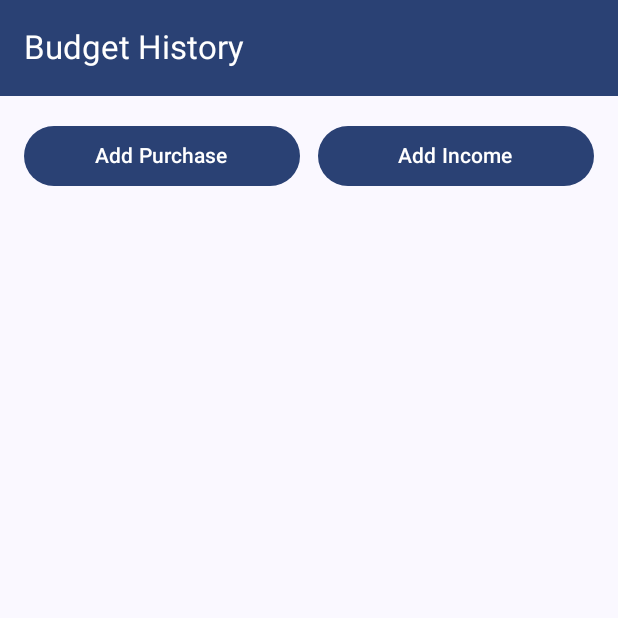
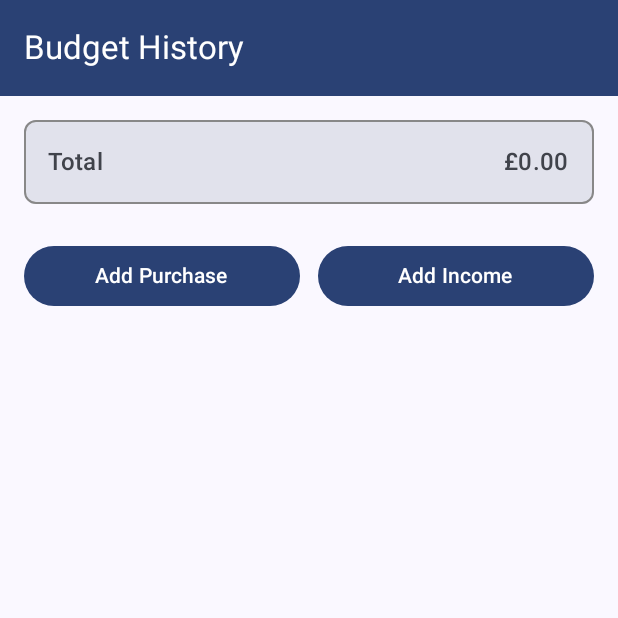
Before and after one commit to JasonLBU/Production-Project, an Android app built with Jetpack Compose: the screen it shows after launch (MainActivity), on a phone screen of 412 x 824 dp, the top half of it. Run offline under Robolectric (Android 15) with nearby library versions, the phone set to English and light mode, and no system bars.

Commit message:
Add placeholder UI for total amount card with styling, no expense / income logic yet

```diff
--- a/app/src/main/java/com/example/productionproject/HistoryScreen.kt
+++ b/app/src/main/java/com/example/productionproject/HistoryScreen.kt
@@ -1,5 +1,6 @@
 package com.example.productionproject
 
+import androidx.compose.foundation.border
 import androidx.compose.foundation.layout.Arrangement
 import androidx.compose.foundation.layout.Column
 import androidx.compose.foundation.layout.Row
@@ -9,12 +10,15 @@ import androidx.compose.foundation.layout.height
 import androidx.compose.foundation.layout.padding
 import androidx.compose.foundation.lazy.LazyColumn
 import androidx.compose.foundation.lazy.items
+import androidx.compose.foundation.shape.RoundedCornerShape
 import androidx.compose.material3.Button
 import androidx.compose.material3.Card
 import androidx.compose.material3.CardDefaults
+import androidx.compose.material3.MaterialTheme
 import androidx.compose.material3.Text
 import androidx.compose.runtime.Composable
 import androidx.compose.ui.Modifier
+import androidx.compose.ui.graphics.Color
 import androidx.compose.ui.res.stringResource
 import androidx.compose.ui.unit.dp
 import androidx.navigation.NavController
@@ -26,11 +30,45 @@ fun HistoryScreen(
     navController: NavController,
     modifier: Modifier = Modifier
 ) {
+    Column(
+        modifier = modifier
+            .fillMaxWidth()
+            .padding(16.dp)
+    ) {
+        // Total amount displayed
+        Card(
+            modifier = Modifier
+                .fillMaxWidth()
+                .border(
+                    width = 1.dp,
+                    color = Color.Gray,
+                    shape = RoundedCornerShape(8.dp)
+                ),
+            shape = RoundedCornerShape(8.dp),
+            colors = CardDefaults.cardColors(
+                containerColor = MaterialTheme.colorScheme.surfaceVariant
+            )
+        ) {
+            Row(
+                modifier = Modifier
+                    .fillMaxWidth()
+                    .padding(16.dp),
+                horizontalArrangement = Arrangement.SpaceBetween
+            ) {
+                Text(
+                    text = "Total",
+                    style = MaterialTheme.typography.titleMedium
+                )
+                Text(
+                    text = "£0.00", // Placeholder for now
+                    style = MaterialTheme.typography.titleMedium
+                )
+            }
+        }
 
-    // Nav buttons
-    Column(modifier = modifier.padding(16.dp)) {
+        Spacer(modifier = Modifier.height(24.dp))
 
-        // Row of buttons at the top
+        // Row of Nav Buttons
         Row(
             modifier = Modifier.fillMaxWidth(),
             horizontalArrangement = Arrangement.spacedBy(12.dp)
@@ -55,9 +93,11 @@ fun HistoryScreen(
         }
     }
 
-    // List
+    // Separate LazyColumn for the finance log
     LazyColumn(
-        modifier = modifier.padding(16.dp)
+        modifier = modifier
+            .padding(horizontal = 16.dp)
+            .padding(top = 8.dp)
     ) {
         items(purchases) { purchase ->
             FinanceItem(title = purchase.title, price = purchase.price)
--- a/app/src/main/java/com/example/productionproject/ui/theme/Type.kt
+++ b/app/src/main/java/com/example/productionproject/ui/theme/Type.kt
@@ -14,8 +14,8 @@ val Typography = Typography(
         fontSize = 16.sp,
         lineHeight = 24.sp,
         letterSpacing = 0.5.sp
-    )
-    /* Other default text styles to override
+    ),
+
     titleLarge = TextStyle(
         fontFamily = FontFamily.Default,
         fontWeight = FontWeight.Normal,
@@ -23,6 +23,7 @@ val Typography = Typography(
         lineHeight = 28.sp,
         letterSpacing = 0.sp
     ),
+
     labelSmall = TextStyle(
         fontFamily = FontFamily.Default,
         fontWeight = FontWeight.Medium,
@@ -30,5 +31,4 @@ val Typography = Typography(
         lineHeight = 16.sp,
         letterSpacing = 0.5.sp
     )
-    */
 )
```
